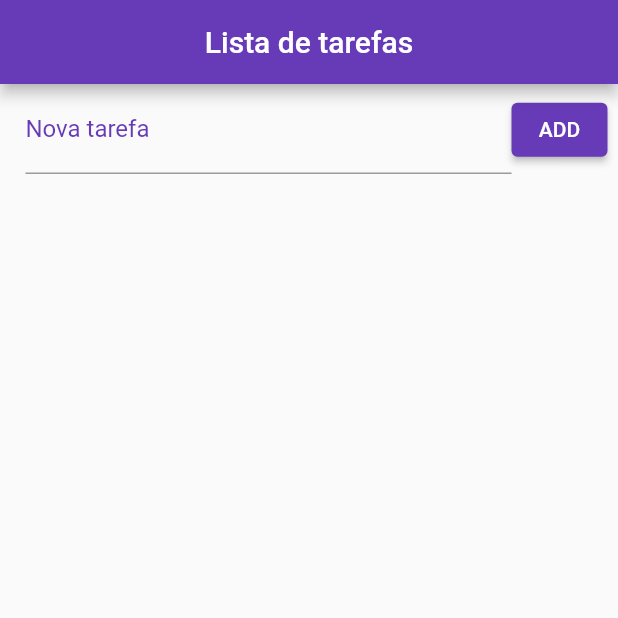
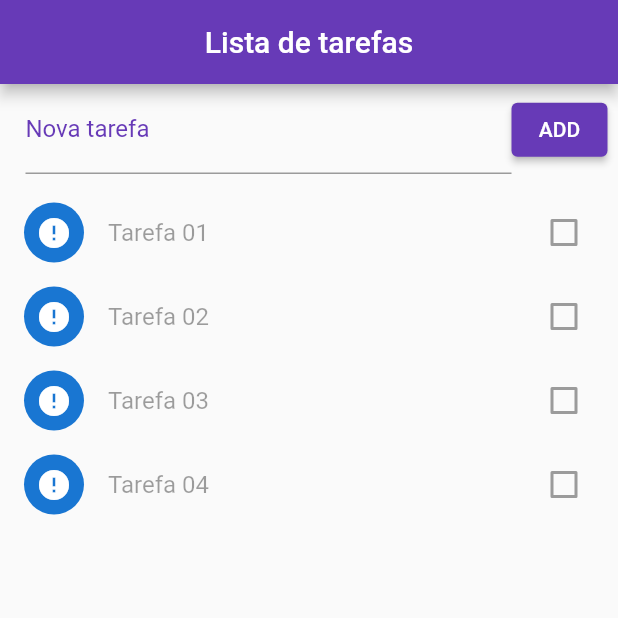
Before and after one commit to lsandrade/lista_tarefas, a Flutter app: the screen it shows after launch, on a phone screen of 412 x 824 dp, the top half of it. Run offline on Flutter 3.47's test engine with Material 2 defaults, Android fonts, the phone set to English and light mode, and no system bars.

Commit message:
create list of tasks with CheckboxListTile

```diff
--- a/lib/home.dart
+++ b/lib/home.dart
@@ -10,7 +10,12 @@ class Home extends StatefulWidget {
 }
 
 class _HomeState extends State<Home> {
-  List _todoList = [];
+  List _todoList = [
+    {"title": "Tarefa 01", "ok": false},
+    {"title": "Tarefa 02", "ok": false},
+    {"title": "Tarefa 03", "ok": false},
+    {"title": "Tarefa 04", "ok": false},
+  ];
 
   Future<File> _getFile() async {
     final directory = await getApplicationDocumentsDirectory();
@@ -50,26 +55,33 @@ class _HomeState extends State<Home> {
                 Expanded(
                   child: TextField(
                     decoration: InputDecoration(
-                      labelText: "Nova tarefa",
-                      labelStyle: TextStyle(color: Colors.deepPurple),
-                      focusedBorder: new UnderlineInputBorder(
-                        borderSide: new BorderSide(
-                          color: Colors.deepPurple
-                        )
-                      )
-                    ),
+                        labelText: "Nova tarefa",
+                        labelStyle: TextStyle(color: Colors.deepPurple),
+                        focusedBorder: new UnderlineInputBorder(
+                            borderSide:
+                                new BorderSide(color: Colors.deepPurple))),
                   ),
                 ),
                 ElevatedButton(
                   child: Text("ADD"),
                   onPressed: () => debugPrint("ADD"),
-                  style: ElevatedButton.styleFrom(
-                    primary: Colors.deepPurple
-                  ),
+                  style: ElevatedButton.styleFrom(primary: Colors.deepPurple),
                 )
               ],
             ),
-          )
+          ),
+          Expanded(
+              child: ListView.builder(
+            itemBuilder: (context, index) => CheckboxListTile(
+              title: Text(_todoList[index]["title"]),
+              value: _todoList[index]["ok"],
+              secondary: CircleAvatar(
+                child: Icon(_todoList[index]["ok"] ? Icons.check : Icons.error),
+              ),
+            ),
+            padding: EdgeInsets.only(top: 10.0),
+            itemCount: _todoList.length,
+          ))
         ],
       ),
     );
```
